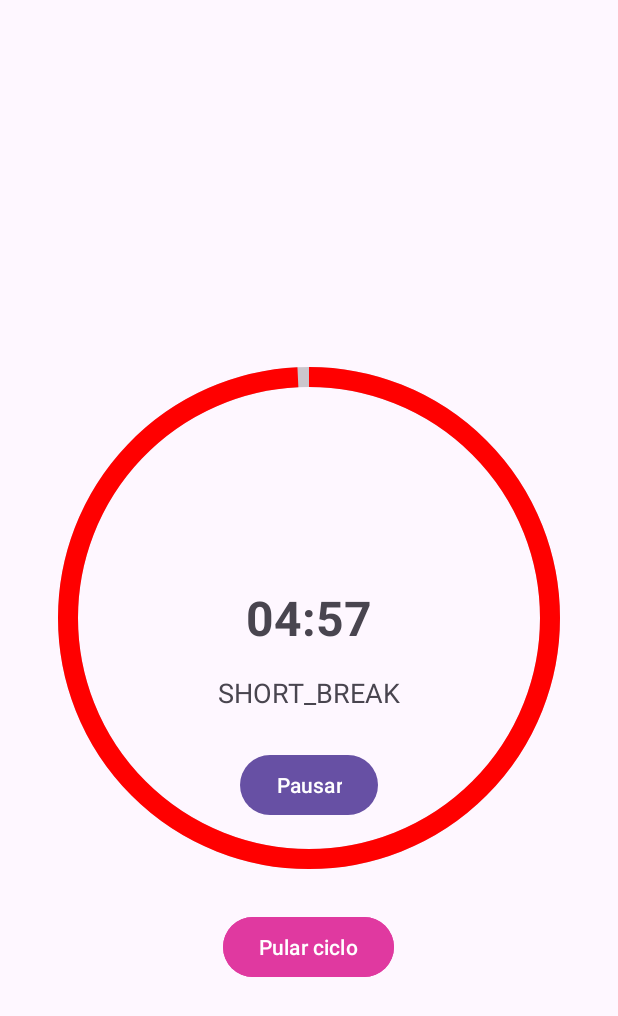
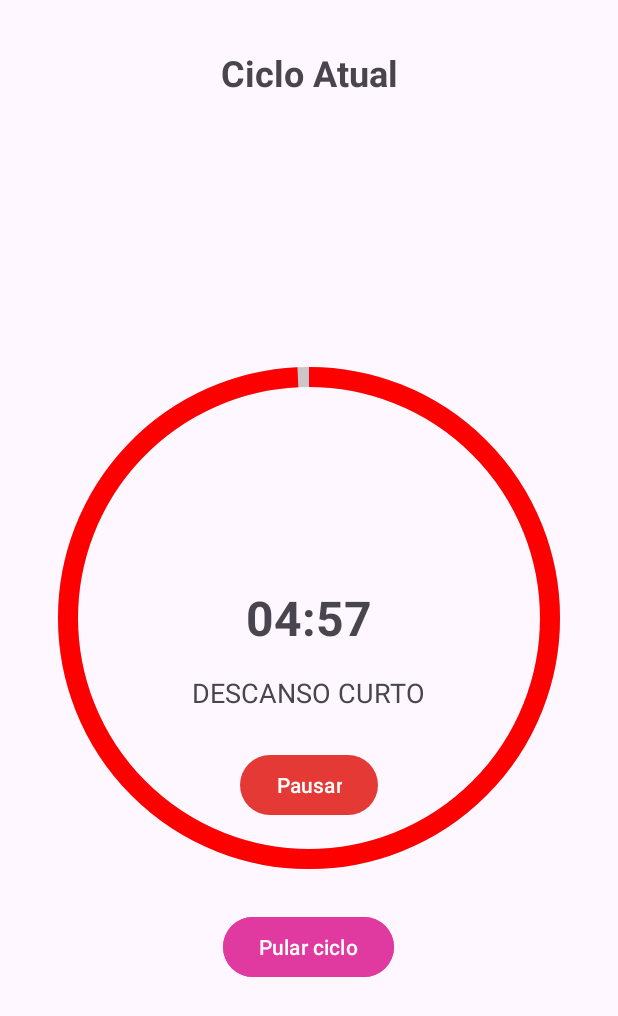
Before and after one commit to rianbene/pomodoro-timer, an Android app: the TimerActivity screen opened directly, with no data from a screen before it, after a tap on "Pular ciclo", on a phone screen of 412 x 824 dp. Shown: the top 1016 px of the screen. Run offline under Robolectric (Android 15) with nearby library versions, the phone set to English and light mode, and no system bars; 2 other taps on this screen came first.

Commit message:
1. Traduzido os estados FOCUS, SHORT_BREAK, LONG_BREAK para 'POMODORO', 'DESCANSO CURTO' e 'DESCANSO LONGO'.
2. Atualizado tema principal para vermelho (#E53935).

3. Adicionado título superior nas telas:

   Config: 'Configurações do Pomodoro'

   Timer: 'Ciclo Atual'

```diff
--- a/app/src/main/java/com/rbene/pomodoro/TimerActivity.java
+++ b/app/src/main/java/com/rbene/pomodoro/TimerActivity.java
@@ -51,10 +51,21 @@
     private void startCycle() {
         millisRemaining = manager.getCurrentDurationMinutes() * 60_000L;
         totalMillis = millisRemaining;
-        txtStatus.setText(manager.getState().toString()); // o texto que aparece embaixo do timer
+        txtStatus.setText(getStateText(manager.getState())); // traduzido
         startTimer();
     }
-
+    private String getStateText(PomodoroManager.State state) {
+        switch (state) {
+            case FOCUS:
+                return "POMODORO";
+            case SHORT_BREAK:
+                return "DESCANSO CURTO";
+            case LONG_BREAK:
+                return "DESCANSO LONGO";
+            default:
+                return "";
+        }
+    }
     private void startTimer() {
         timer = new CountDownTimer(millisRemaining, 50) {
             public void onTick(long millisUntilFinished) {
--- a/app/src/main/res/layout/activity_timer.xml
+++ b/app/src/main/res/layout/activity_timer.xml
@@ -1,15 +1,26 @@
-<?xml version="1.0" encoding="utf-8"?>
 <RelativeLayout xmlns:android="http://schemas.android.com/apk/res/android"
     android:layout_width="match_parent"
     android:layout_height="match_parent"
-    android:gravity="center"
     android:padding="32dp">
+
+    <!-- Título no topo -->
+    <TextView
+        android:id="@+id/tvTitle"
+        android:layout_width="match_parent"
+        android:layout_height="wrap_content"
+        android:text="Ciclo Atual"
+        android:textSize="24sp"
+        android:textStyle="bold"
+        android:gravity="center"
+        android:layout_alignParentTop="true"
+        android:layout_marginBottom="24dp" />
 
     <com.rbene.pomodoro.CircularTimerView
         android:id="@+id/circularView"
         android:layout_width="wrap_content"
         android:layout_height="wrap_content"
-        android:layout_centerInParent="true" />
+        android:layout_centerInParent="true"
+        android:layout_marginTop="40dp" /> <!-- Ajusta se precisar -->
 
     <TextView
         android:id="@+id/txtTime"
--- a/app/src/main/res/values/colors.xml
+++ b/app/src/main/res/values/colors.xml
@@ -2,4 +2,7 @@
 <resources>
     <color name="black">#FF000000</color>
     <color name="white">#FFFFFFFF</color>
+    <color name="colorPrimary">#E53935</color>
+    <color name="colorPrimaryDark">#C62828</color>
+    <color name="colorAccent">#E53935</color>
 </resources>
--- a/app/src/main/res/values/themes.xml
+++ b/app/src/main/res/values/themes.xml
@@ -1,8 +1,10 @@
 <resources xmlns:tools="http://schemas.android.com/tools">
     <!-- Base application theme. -->
     <style name="Base.Theme.Pomodoro" parent="Theme.Material3.DayNight.NoActionBar">
-        <!-- Customize your light theme here. -->
-        <!-- <item name="colorPrimary">@color/my_light_primary</item> -->
+        <!-- Customizando tema principal -->
+        <item name="colorPrimary">@color/colorPrimary</item>
+        <item name="colorPrimaryVariant">@color/colorPrimaryDark</item>
+        <item name="colorSecondary">@color/colorAccent</item>
     </style>
 
     <style name="Theme.Pomodoro" parent="Base.Theme.Pomodoro" />
```
Also changed, not shown: app/src/main/res/layout/activity_config.xml (+20 -2 lines).
